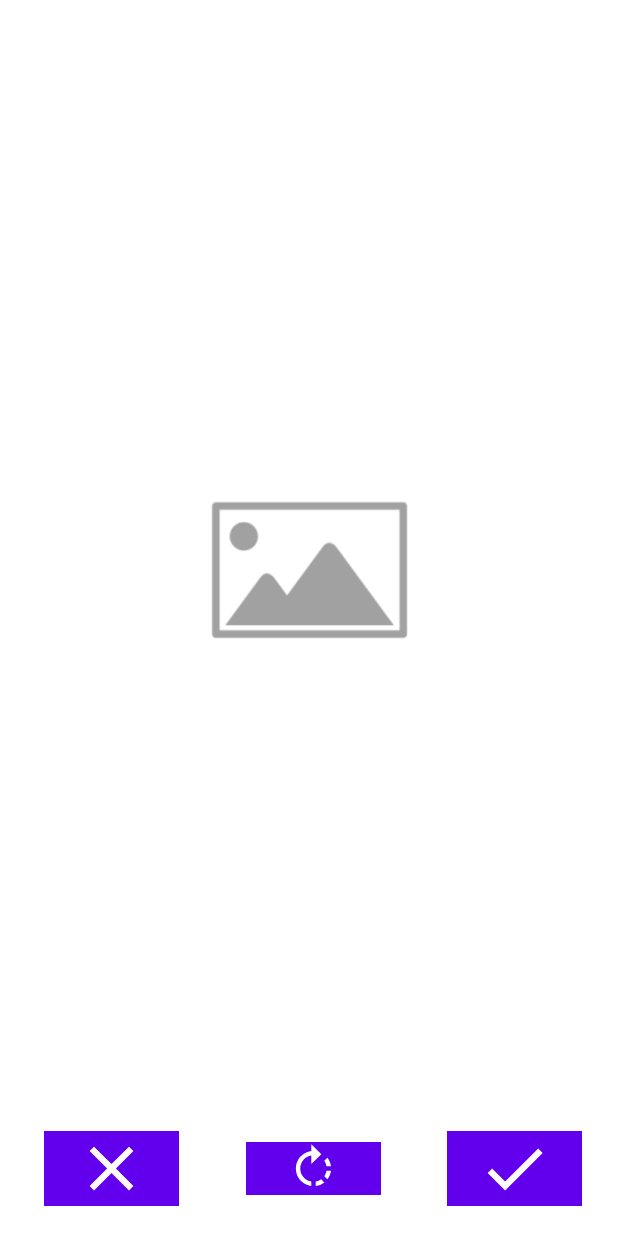
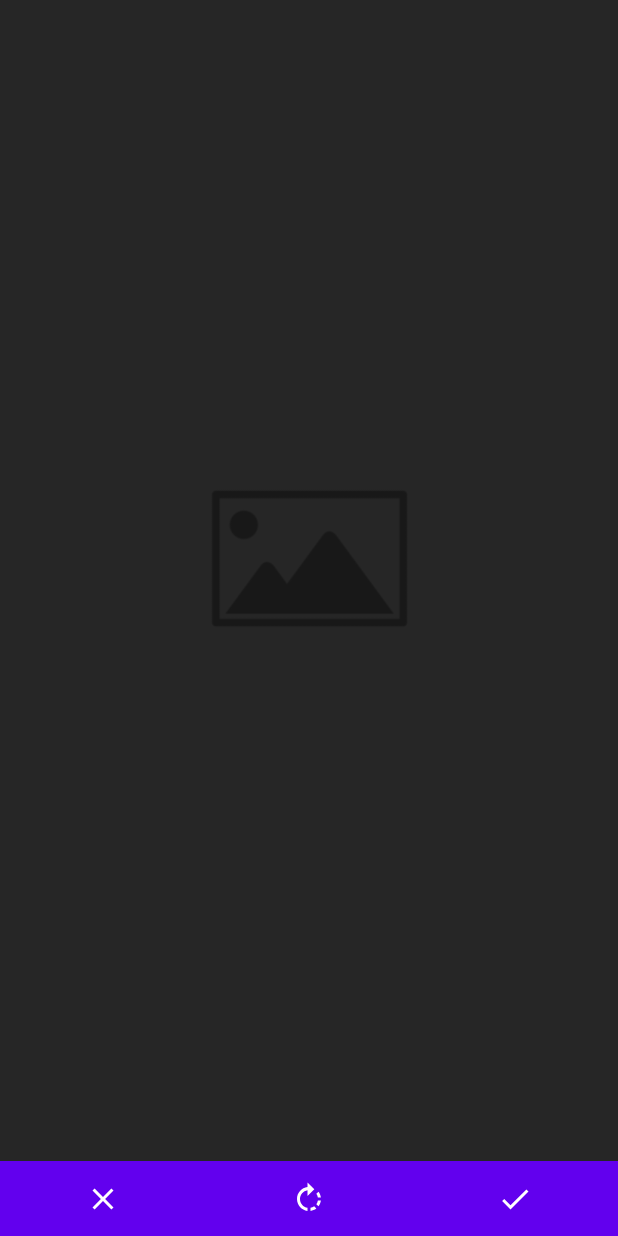
Before and after one commit to kaushal-king/BuisenssCard, an Android app: the CardCropActivity screen opened directly, with no data from a screen before it, after a tap on an icon or button, on a phone screen of 412 x 824 dp. Run offline under Robolectric (Android 15) with nearby library versions, the phone set to English and light mode, and no system bars; libraries missing offline, so code that uses them is left out: me.pqpo.smartcropperlib; plain views replace CropImageView; 4 statements that could not run were skipped; 1 other tap on this screen came first.

Commit message:
bug fix and design update

```diff
--- a/app/src/main/java/com/the/businesscard/CardCropActivity.kt
+++ b/app/src/main/java/com/the/businesscard/CardCropActivity.kt
@@ -34,7 +34,7 @@ class CardCropActivity : AppCompatActivity() {
                 )
                 .into(binding.ivCrop)
             ConstantHelper.bitmap = crop
-            binding.btCropPhoto.visibility = View.GONE
+            binding.btCropPhoto.visibility = View.INVISIBLE
             binding.btRotate.visibility = View.VISIBLE
 
         }
--- a/app/src/main/java/com/the/businesscard/MainActivity.kt
+++ b/app/src/main/java/com/the/businesscard/MainActivity.kt
@@ -10,9 +10,7 @@ import com.the.businesscard.utils.SelectPhotoHelper
 class MainActivity : AppCompatActivity() {
     private lateinit var binding: ActivityMainBinding
      private var selectPhotoFile: SelectPhotoHelper = SelectPhotoHelper.getInstance(this,this)
-    init {
 
-    }
     override fun onCreate(savedInstanceState: Bundle?) {
         super.onCreate(savedInstanceState)
         binding = ActivityMainBinding.inflate(layoutInflater)
@@ -23,6 +21,7 @@ class MainActivity : AppCompatActivity() {
             selectPhotoFile.selectImageType()
 
         }
+
     }
 
     override fun onSaveInstanceState(outState: Bundle) {
@@ -37,5 +36,4 @@ class MainActivity : AppCompatActivity() {
         Log.e("TAG", "onRestoreInstanceState: " + savedInstanceState.get("imagePath"))
     }
 
-
 }
--- /dev/null
+++ b/app/src/main/res/drawable/ic_baseline_crop_24.xml
@@ -0,0 +1,5 @@
+<vector android:height="24dp" android:tint="#FFFFFF"
+    android:viewportHeight="24" android:viewportWidth="24"
+    android:width="24dp" xmlns:android="http://schemas.android.com/apk/res/android">
+    <path android:fillColor="@android:color/white" android:pathData="M17,15h2V7c0,-1.1 -0.9,-2 -2,-2H9v2h8v8zM7,17V1H5v4H1v2h4v10c0,1.1 0.9,2 2,2h10v4h2v-4h4v-2H7z"/>
+</vector>
--- a/app/src/main/res/layout/activity_card_crop.xml
+++ b/app/src/main/res/layout/activity_card_crop.xml
@@ -4,66 +4,74 @@
     xmlns:tools="http://schemas.android.com/tools"
     android:layout_width="match_parent"
     android:layout_height="match_parent"
+    android:background="@color/lightblack"
     tools:context=".CardCropActivity">
 
-    <Button
+    <ImageButton
         android:id="@+id/bt_crop_photo"
-        android:layout_width="wrap_content"
-        android:layout_height="wrap_content"
-        android:text="Crop"
+        android:layout_width="0dp"
+        android:layout_height="50dp"
+        android:background="@color/purple_500"
+        android:scaleType="center"
+        android:src="@drawable/ic_baseline_crop_24"
         app:layout_constraintBottom_toBottomOf="@+id/ib_cancel"
         app:layout_constraintEnd_toStartOf="@+id/bt_save_crop"
+        app:layout_constraintHorizontal_bias="0.5"
         app:layout_constraintStart_toEndOf="@+id/ib_cancel"
-        app:layout_constraintTop_toTopOf="@+id/ib_cancel" />
+        app:layout_constraintTop_toTopOf="@+id/ib_cancel"
+        app:layout_constraintVertical_bias="1.0" />
 
     <ImageButton
         android:id="@+id/ib_cancel"
-        android:layout_width="90dp"
+        android:layout_width="0dp"
         android:layout_height="50dp"
-        android:layout_marginStart="29dp"
         android:background="@color/purple_500"
-        android:scaleType="fitCenter"
+        android:scaleType="center"
         android:src="@drawable/ic_baseline_clear_24"
         app:layout_constraintBottom_toBottomOf="@+id/bt_save_crop"
-        app:layout_constraintStart_toEndOf="@+id/bt_rotate"
+        app:layout_constraintEnd_toStartOf="@+id/bt_crop_photo"
+        app:layout_constraintHorizontal_bias="0.5"
         app:layout_constraintStart_toStartOf="parent"
         app:layout_constraintTop_toTopOf="@+id/bt_save_crop" />
 
     <ImageButton
         android:id="@+id/bt_save_crop"
-        android:layout_width="90dp"
+        android:layout_width="0dp"
         android:layout_height="50dp"
-        android:layout_marginEnd="24dp"
         android:background="@color/purple_500"
-        android:scaleType="fitCenter"
-        android:layout_marginBottom="20dp"
+        android:scaleType="center"
         android:src="@drawable/ic_baseline_check_24"
         app:layout_constraintBottom_toBottomOf="parent"
-        app:layout_constraintEnd_toEndOf="parent" />
+        app:layout_constraintEnd_toEndOf="parent"
+        app:layout_constraintHorizontal_bias="0.5"
+        app:layout_constraintStart_toEndOf="@+id/bt_crop_photo" />
 
     <ImageButton
         android:id="@+id/bt_rotate"
-        android:layout_width="90dp"
-        android:layout_height="35dp"
-
+        android:layout_width="0dp"
+        android:layout_height="50dp"
         android:background="@color/purple_500"
-        android:scaleType="fitCenter"
+        android:scaleType="center"
         android:src="@drawable/ic_baseline_rotate_right_24"
         android:visibility="gone"
         app:layout_constraintBottom_toBottomOf="@+id/ib_cancel"
         app:layout_constraintEnd_toStartOf="@+id/bt_save_crop"
+        app:layout_constraintHorizontal_bias="0.5"
         app:layout_constraintStart_toEndOf="@+id/ib_cancel"
-        app:layout_constraintTop_toTopOf="@+id/ib_cancel" />
+        app:layout_constraintTop_toTopOf="@+id/ib_cancel"
+        app:layout_constraintVertical_bias="1.0" />
 
 
     <me.pqpo.smartcropperlib.view.CropImageView
         android:id="@+id/iv_crop"
         android:layout_width="match_parent"
-        android:layout_height="match_parent"
+        android:layout_height="0dp"
+        android:layout_marginTop="20dp"
+        android:layout_marginBottom="50dp"
         app:layout_constrainedHeight="true"
-        android:layout_marginBottom="20dp"
-        app:layout_constraintBottom_toTopOf="@+id/bt_crop_photo"
+        app:layout_constraintBottom_toTopOf="@+id/ib_cancel"
         app:layout_constraintEnd_toEndOf="parent"
         app:layout_constraintStart_toStartOf="parent"
-        app:layout_constraintTop_toTopOf="parent" />
+        app:layout_constraintTop_toTopOf="parent"
+        app:layout_constraintVertical_bias="0.0" />
 </androidx.constraintlayout.widget.ConstraintLayout>
--- a/app/src/main/res/values/colors.xml
+++ b/app/src/main/res/values/colors.xml
@@ -6,5 +6,6 @@
     <color name="teal_200">#FF03DAC5</color>
     <color name="teal_700">#FF018786</color>
     <color name="black">#FF000000</color>
+    <color name="lightblack">#262626</color>
     <color name="white">#FFFFFFFF</color>
 </resources>
```
Also changed, not shown: app/src/main/java/com/the/businesscard/CardResultActivity.kt (+35 -54 lines), app/src/main/res/layout/activity_card_result.xml (+18 -11 lines).
